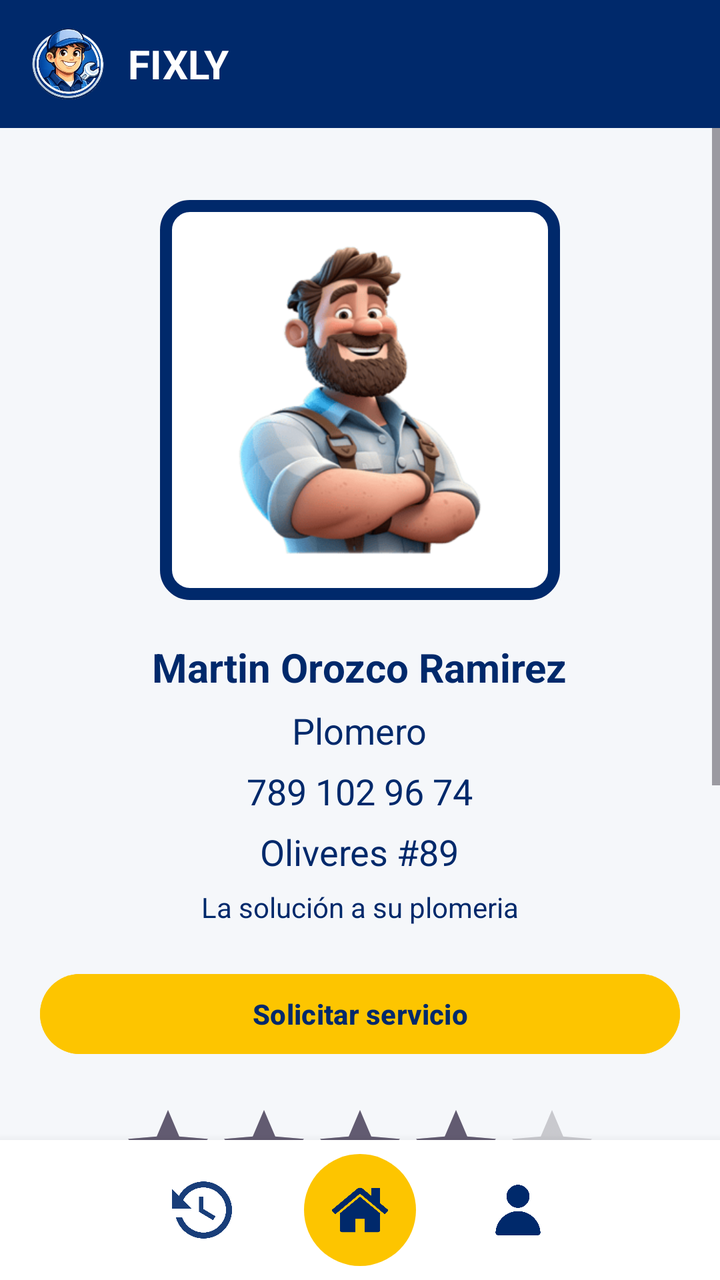
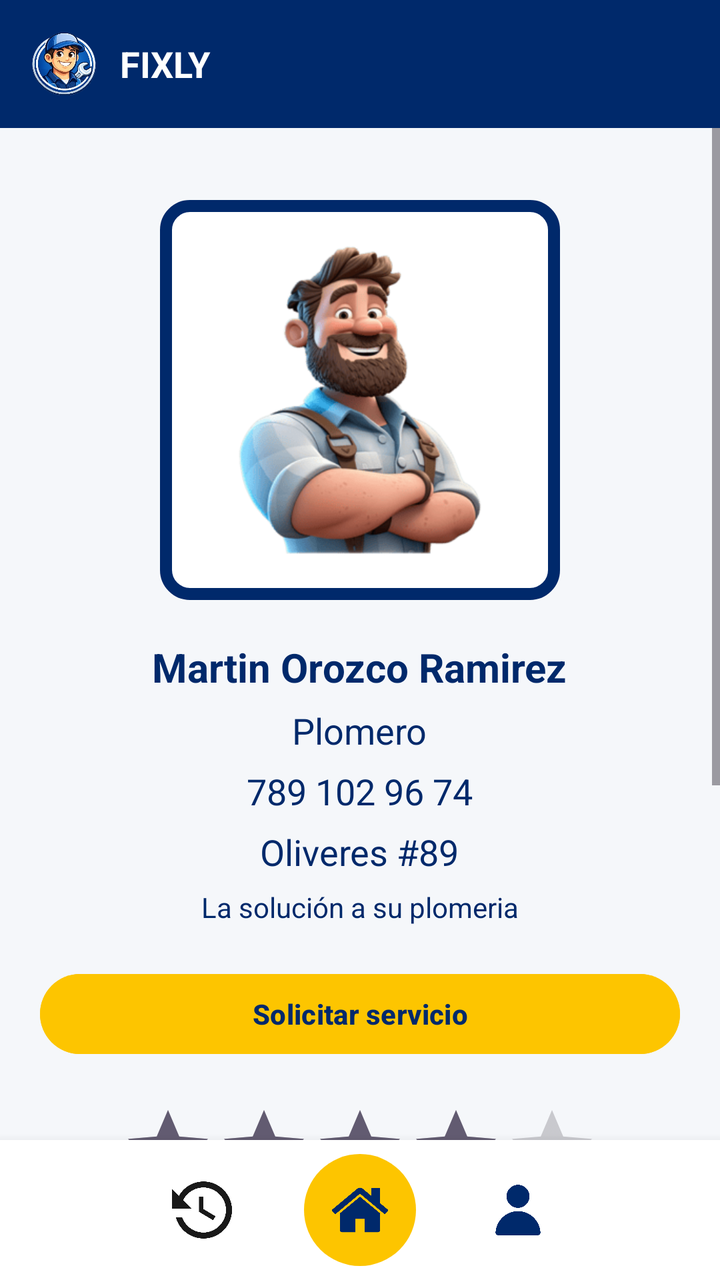

Compare the two renders of this Android layout. The source of the first and the diff that turns it into the second are given below.
<!-- AndroidManifest.xml: application theme Theme.Fixly -->
<!-- res/layout/perfil_proveedor.xml -->
<?xml version="1.0" encoding="utf-8"?>
<LinearLayout
    xmlns:android="http://schemas.android.com/apk/res/android"
    android:layout_width="match_parent"
    android:layout_height="match_parent"
    android:orientation="vertical"
    android:background="#f5f7fa">


    <LinearLayout
        android:layout_width="match_parent"
        android:layout_height="64dp"
        android:background="#00296b"
        android:gravity="center_vertical"
        android:paddingHorizontal="16dp">

        <ImageView
            android:layout_width="36dp"
            android:layout_height="36dp"
            android:src="@drawable/logo"
            android:scaleType="fitCenter"/>

        <TextView
            android:layout_width="wrap_content"
            android:layout_height="wrap_content"
            android:text="FIXLY"
            android:textColor="@android:color/white"
            android:textSize="20sp"
            android:textStyle="bold"
            android:layout_marginStart="12dp"/>
    </LinearLayout>



    <ScrollView
        android:layout_width="match_parent"
        android:layout_height="0dp"
        android:layout_weight="1">

        <LinearLayout
            android:layout_width="match_parent"
            android:layout_height="wrap_content"
            android:orientation="vertical"
            android:gravity="center_horizontal"
            android:padding="20dp">

            <FrameLayout
                android:layout_width="200dp"
                android:layout_height="200dp"
                android:layout_marginTop="16dp"
                android:background="@drawable/borde_foto"
                android:padding="8dp">

                <ImageView
                    android:layout_width="match_parent"
                    android:layout_height="match_parent"
                    android:src="@drawable/foto_perfil"
                    android:scaleType="centerCrop"/>

            </FrameLayout>



            <TextView
                android:layout_width="wrap_content"
                android:layout_height="wrap_content"
                android:text="Martin Orozco Ramirez"
                android:textStyle="bold"
                android:textSize="20sp"
                android:textColor="#00296b"
                android:layout_marginTop="20dp"/>



            <TextView
                android:layout_width="wrap_content"
                android:layout_height="wrap_content"
                android:text="Plomero"
                android:textSize="18sp"
                android:textColor="#00296b"
                android:layout_marginTop="6dp"/>



            <TextView
                android:layout_width="wrap_content"
                android:layout_height="wrap_content"
                android:text="789 102 96 74"
                android:textSize="18sp"
                android:textColor="#00296b"
                android:layout_marginTop="6dp"/>



            <TextView
                android:layout_width="wrap_content"
                android:layout_height="wrap_content"
                android:text="Oliveres #89"
                android:textSize="18sp"
                android:textColor="#00296b"
                android:layout_marginTop="6dp"/>



            <TextView
                android:layout_width="wrap_content"
                android:layout_height="wrap_content"
                android:text="La solución a su plomeria"
                android:textSize="14sp"
                android:textColor="#00296b"
                android:layout_marginTop="6dp"/>



            <Button
                android:id="@+id/btnVerMas"
                android:layout_width="match_parent"
                android:layout_height="48dp"
                android:text="Solicitar servicio"
                android:textAllCaps="false"
                android:textColor="#00296b"
                android:textStyle="bold"
                android:backgroundTint="#fdc500"
                android:layout_marginTop="20dp"/>



            <RatingBar
                android:layout_width="wrap_content"
                android:layout_height="wrap_content"
                android:numStars="5"
                android:rating="4"
                android:stepSize="1"
                android:isIndicator="true"
                android:layout_marginTop="20dp"/>



            <TextView
                android:layout_width="match_parent"
                android:layout_height="wrap_content"
                android:text="Comentarios"
                android:textStyle="bold"
                android:textSize="18sp"
                android:textColor="#00296b"
                android:layout_marginTop="20dp"
                android:layout_marginBottom="10dp"/>



            <LinearLayout
                android:layout_width="match_parent"
                android:layout_height="wrap_content"
                android:background="#ffffff"
                android:padding="12dp"
                android:layout_marginBottom="10dp"
                android:elevation="2dp"
                android:orientation="vertical">

                <TextView
                    android:text="Juan Perez"
                    android:textStyle="bold"
                    android:textColor="#00296b"
                    android:textSize="14sp"
                    android:layout_width="wrap_content"
                    android:layout_height="wrap_content"/>

                <TextView
                    android:text="Excelente servicio, muy rápido y profesional."
                    android:textSize="14sp"
                    android:layout_width="wrap_content"
                    android:layout_height="wrap_content"/>
            </LinearLayout>



            <LinearLayout
                android:layout_width="match_parent"
                android:layout_height="wrap_content"
                android:background="#ffffff"
                android:padding="12dp"
                android:layout_marginBottom="10dp"
                android:elevation="2dp"
                android:orientation="vertical">

                <TextView
                    android:text="Maria Lopez"
                    android:textStyle="bold"
                    android:textColor="#00296b"
                    android:textSize="14sp"
                    android:layout_width="wrap_content"
                    android:layout_height="wrap_content"/>

                <TextView
                    android:text="Me arregló una fuga en minutos. Muy recomendado."
                    android:textSize="14sp"
                    android:layout_width="wrap_content"
                    android:layout_height="wrap_content"/>
            </LinearLayout>

        </LinearLayout>

    </ScrollView>


    <LinearLayout
        android:layout_width="match_parent"
        android:layout_height="70dp"
        android:background="@android:color/white"
        android:elevation="8dp"
        android:gravity="center"
        android:orientation="horizontal">

        <ImageView
            android:layout_width="30dp"
            android:layout_height="30dp"
            android:src="@drawable/icono_solicitudes"
            android:tint="#00296b"/>

        <FrameLayout
            android:layout_width="56dp"
            android:layout_height="56dp"
            android:layout_marginHorizontal="36dp"
            android:background="@drawable/bg_home"
            android:gravity="center">

            <ImageView
                android:layout_width="28dp"
                android:layout_height="28dp"
                android:layout_gravity="center"
                android:src="@drawable/icono_home"
                android:tint="#00296b"/>
        </FrameLayout>

        <ImageView
            android:layout_width="30dp"
            android:layout_height="30dp"
            android:src="@drawable/icono_usuario"
            android:tint="#00296b"/>

    </LinearLayout>

</LinearLayout>
<!-- resources referenced by this layout -->
<resources>
  <!-- drawable bg_home (drawable) -->
  <?xml version="1.0" encoding="utf-8"?>
  <shape xmlns:android="http://schemas.android.com/apk/res/android"
      android:shape="oval">
      <solid android:color="#fdc500"/>
  </shape>
  <!-- drawable borde_foto (drawable) -->
  <shape xmlns:android="http://schemas.android.com/apk/res/android">
  
      <solid android:color="#ffffff"/>
  
      <stroke
          android:width="6dp"
          android:color="#00296b"/>
  
      <corners android:radius="12dp"/>
  
  </shape>
  <!-- drawable foto_perfil: png bitmap (drawable, 24115 bytes) -->
  <!-- drawable icono_home: png bitmap (drawable, 9640 bytes) -->
  <!-- drawable icono_solicitudes: png bitmap (drawable, 14988 bytes) -->
  <!-- drawable icono_usuario: png bitmap (drawable, 6687 bytes) -->
  <!-- drawable logo: png bitmap (drawable, 142083 bytes) -->
  <style name="Theme.Fixly" parent="Base.Theme.Fixly" />
  <style name="Base.Theme.Fixly" parent="Theme.Material3.DayNight.NoActionBar">
          
          
      </style>
</resources>

<!-- the commit's change to res/layout/perfil_proveedor.xml (unified diff, before → after) -->
@@ -1,36 +1,13 @@
 <?xml version="1.0" encoding="utf-8"?>
 <LinearLayout
     xmlns:android="http://schemas.android.com/apk/res/android"
+    android:id="@+id/main"
     android:layout_width="match_parent"
     android:layout_height="match_parent"
     android:orientation="vertical"
     android:background="#f5f7fa">
 
-
-    <LinearLayout
-        android:layout_width="match_parent"
-        android:layout_height="64dp"
-        android:background="#00296b"
-        android:gravity="center_vertical"
-        android:paddingHorizontal="16dp">
-
-        <ImageView
-            android:layout_width="36dp"
-            android:layout_height="36dp"
-            android:src="@drawable/logo"
-            android:scaleType="fitCenter"/>
-
-        <TextView
-            android:layout_width="wrap_content"
-            android:layout_height="wrap_content"
-            android:text="FIXLY"
-            android:textColor="@android:color/white"
-            android:textSize="20sp"
-            android:textStyle="bold"
-            android:layout_marginStart="12dp"/>
-    </LinearLayout>
-
-
+    <include layout="@layout/header" />
 
     <ScrollView
         android:layout_width="match_parent"
@@ -59,8 +36,6 @@
 
             </FrameLayout>
 
-
-
             <TextView
                 android:layout_width="wrap_content"
                 android:layout_height="wrap_content"
@@ -70,8 +45,6 @@
                 android:textColor="#00296b"
                 android:layout_marginTop="20dp"/>
 
-
-
             <TextView
                 android:layout_width="wrap_content"
                 android:layout_height="wrap_content"
@@ -80,8 +53,6 @@
                 android:textColor="#00296b"
                 android:layout_marginTop="6dp"/>
 
-
-
             <TextView
                 android:layout_width="wrap_content"
                 android:layout_height="wrap_content"
@@ -90,8 +61,6 @@
                 android:textColor="#00296b"
                 android:layout_marginTop="6dp"/>
 
-
-
             <TextView
                 android:layout_width="wrap_content"
                 android:layout_height="wrap_content"
@@ -99,8 +68,6 @@
                 android:textSize="18sp"
                 android:textColor="#00296b"
                 android:layout_marginTop="6dp"/>
-
-
 
             <TextView
                 android:layout_width="wrap_content"
@@ -109,8 +76,6 @@
                 android:textSize="14sp"
                 android:textColor="#00296b"
                 android:layout_marginTop="6dp"/>
-
-
 
             <Button
                 android:id="@+id/btnVerMas"
@@ -122,8 +87,6 @@
                 android:textStyle="bold"
                 android:backgroundTint="#fdc500"
                 android:layout_marginTop="20dp"/>
-
-
 
             <RatingBar
                 android:layout_width="wrap_content"
@@ -134,8 +97,6 @@
                 android:isIndicator="true"
                 android:layout_marginTop="20dp"/>
 
-
-
             <TextView
                 android:layout_width="match_parent"
                 android:layout_height="wrap_content"
@@ -145,8 +106,6 @@
                 android:textColor="#00296b"
                 android:layout_marginTop="20dp"
                 android:layout_marginBottom="10dp"/>
-
-
 
             <LinearLayout
                 android:layout_width="match_parent"
@@ -172,8 +131,6 @@
                     android:layout_height="wrap_content"/>
             </LinearLayout>
 
-
-
             <LinearLayout
                 android:layout_width="match_parent"
                 android:layout_height="wrap_content"
@@ -202,42 +159,70 @@
 
     </ScrollView>
 
-
-    <LinearLayout
-        android:layout_width="match_parent"
-        android:layout_height="70dp"
-        android:background="@android:color/white"
-        android:elevation="8dp"
-        android:gravity="center"
-        android:orientation="horizontal">
+    <include layout="@layout/bottom_nav" />
+
+</LinearLayout>
+<!-- res/layout/header.xml (included above) -->
+<?xml version="1.0" encoding="utf-8"?>
+<LinearLayout xmlns:android="http://schemas.android.com/apk/res/android"
+    android:id="@+id/header_container"
+    android:layout_width="match_parent"
+    android:layout_height="64dp"
+    android:background="@color/azul_fixly"
+    android:gravity="center_vertical"
+    android:paddingHorizontal="16dp">
+
+    <ImageView
+        android:layout_width="32dp"
+        android:layout_height="32dp"
+        android:src="@drawable/logo"
+        android:scaleType="fitCenter" />
+
+    <TextView
+        android:layout_width="wrap_content"
+        android:layout_height="wrap_content"
+        android:text="FIXLY"
+        android:textColor="@android:color/white"
+        android:textSize="18sp"
+        android:textStyle="bold"
+        android:layout_marginStart="12dp" />
+
+</LinearLayout>
+<!-- res/layout/bottom_nav.xml (included above) -->
+<?xml version="1.0" encoding="utf-8"?>
+<LinearLayout xmlns:android="http://schemas.android.com/apk/res/android"
+    xmlns:app="http://schemas.android.com/apk/res-auto"
+    android:id="@+id/bottom_container"
+    android:layout_width="match_parent"
+    android:layout_height="70dp"
+    android:background="@android:color/white"
+    android:elevation="8dp"
+    android:gravity="center"
+    android:orientation="horizontal">
+
+    <ImageView
+        android:layout_width="30dp"
+        android:layout_height="30dp"
+        android:src="@drawable/icono_solicitudes" />
+
+    <FrameLayout
+        android:layout_width="56dp"
+        android:layout_height="56dp"
+        android:layout_marginHorizontal="36dp"
+        android:background="@drawable/bg_home">
 
         <ImageView
-            android:layout_width="30dp"
-            android:layout_height="30dp"
-            android:src="@drawable/icono_solicitudes"
-            android:tint="#00296b"/>
-
-        <FrameLayout
-            android:layout_width="56dp"
-            android:layout_height="56dp"
-            android:layout_marginHorizontal="36dp"
-            android:background="@drawable/bg_home"
-            android:gravity="center">
-
-            <ImageView
-                android:layout_width="28dp"
-                android:layout_height="28dp"
-                android:layout_gravity="center"
-                android:src="@drawable/icono_home"
-                android:tint="#00296b"/>
-        </FrameLayout>
-
-        <ImageView
-            android:layout_width="30dp"
-            android:layout_height="30dp"
-            android:src="@drawable/icono_usuario"
-            android:tint="#00296b"/>
-
-    </LinearLayout>
+            android:layout_width="28dp"
+            android:layout_height="28dp"
+            android:layout_gravity="center"
+            android:src="@drawable/icono_home"
+            app:tint="#00296b" />
+    </FrameLayout>
+
+    <ImageView
+        android:layout_width="30dp"
+        android:layout_height="30dp"
+        android:src="@drawable/icono_usuario"
+        app:tint="#00296b" />
 
 </LinearLayout>
<!-- resource entries referenced after the edit -->
@@ -1,5 +1,6 @@
 <!-- resources referenced by this layout -->
 <resources>
+  <color name="azul_fixly">#00296b</color>
   <!-- drawable bg_home (drawable) -->
   <?xml version="1.0" encoding="utf-8"?>
   <shape xmlns:android="http://schemas.android.com/apk/res/android"
